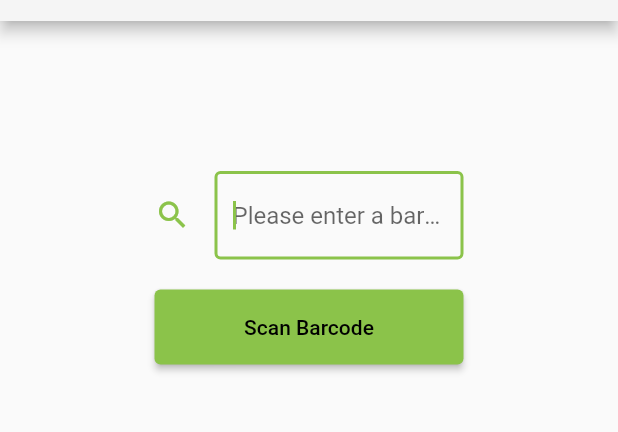
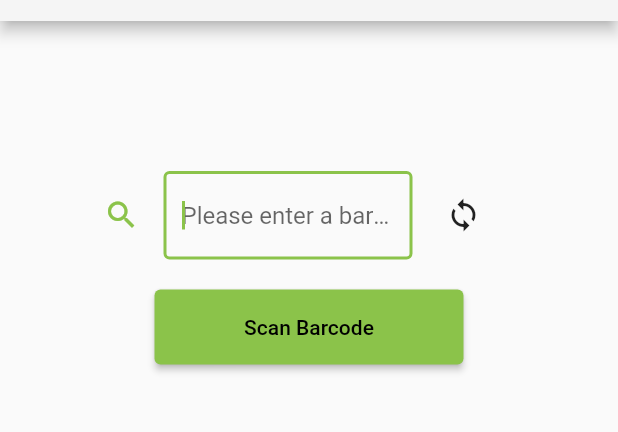
Before and after one commit to oanguin/toxicity-checker, a Flutter app: the screen it shows after launch, on a phone screen of 412 x 824 dp, the part 63-495 px from its top. Run offline on Flutter 3.47's test engine with Material 2 defaults, Android fonts, the phone set to English and light mode, and no system bars; our stand-ins replace google_fonts; missing offline and left inert: flutter_barcode_scanner, openfoodfacts.

Commit message:
Add clear icon * closes #24

```diff
--- a/lib/main.dart
+++ b/lib/main.dart
@@ -78,6 +78,13 @@
     });
   }
 
+  reset() {
+    setState(() {
+      _barCode = "";
+      _txtBarCodeEditingController.text = _barCode;
+    });
+  }
+
   @override
   Widget build(BuildContext context) {
     return Scaffold(
@@ -89,6 +96,9 @@
             padding: const EdgeInsets.symmetric(vertical: 100),
             child: Center(
                 child: Column(children: <Widget>[
+              Row(
+                mainAxisSize: MainAxisSize.min,
+                children: [
                   SizedBox(
                     width: MediaQuery.of(context).size.width / 2,
                     child: TextField(
@@ -106,6 +116,16 @@
                         });
                       },
                     ),
+                  ),
+                  Container(
+                    padding: const EdgeInsets.symmetric(horizontal: 10),
+                    child: IconButton(
+                        key: const Key("clearIcon"),
+                        onPressed: () => {reset()},
+                        tooltip: "Reset product search",
+                        icon: const Icon(Icons.sync_outlined)),
+                  )
+                ],
               ),
               Container(
                 padding:
--- a/lib/product_ui.dart
+++ b/lib/product_ui.dart
@@ -30,12 +30,12 @@ class ProductUI {
     }
   }
 
-  Widget showProduct(barCode, BuildContext context) {
+  Widget showProduct(String barCode, BuildContext context) {
     return FutureBuilder(
         future: displayProduct(barCode),
         builder:
             (BuildContext context, AsyncSnapshot<ProductResult?> snapshot) {
-          if (snapshot.hasData) {
+          if (barCode.isNotEmpty && snapshot.hasData) {
             return showProductCard(snapshot.data?.product, context);
           } else if (_searching) {
             return const CircularProgressIndicator();
```
Also changed, not shown: 1 other file. Lines whose indentation alone changed are shown as unchanged.
